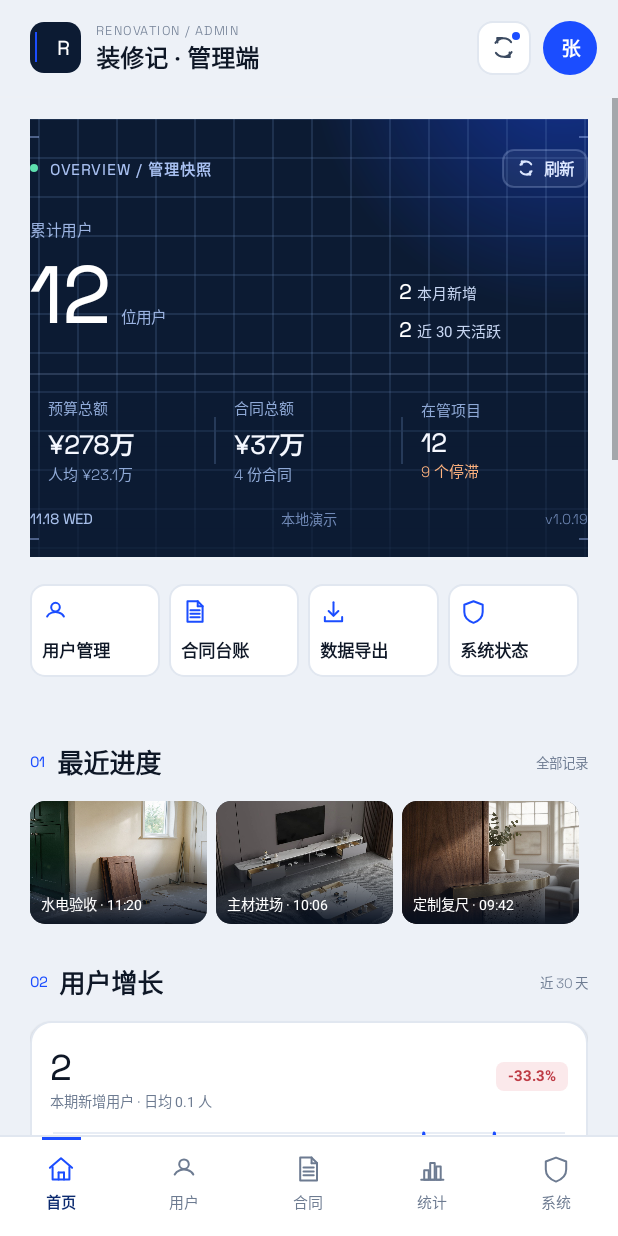
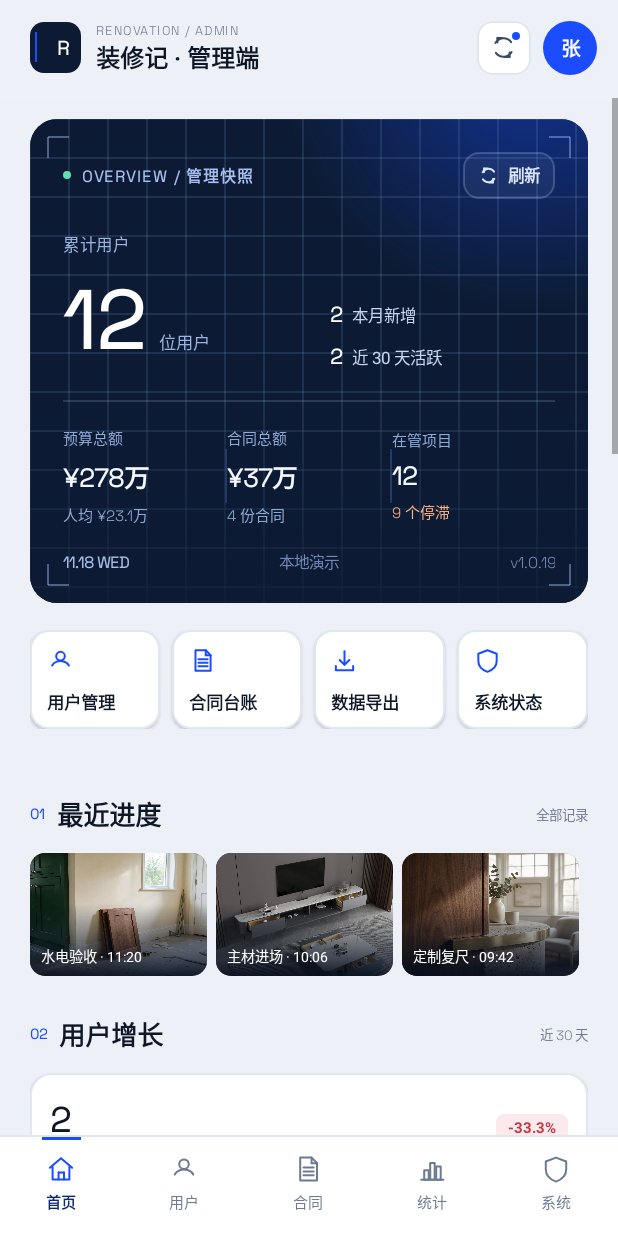
Before and after one commit to 468336329Zc/renovationMiniProgram, an Android app: the MainActivity screen opened directly, with no data from a screen before it, on a phone screen of 412 x 824 dp. Run offline under Robolectric (Android 15) with nearby library versions, the phone set to English and light mode, and no system bars; pictures from the network do not load.

Commit message:
feat: 重做管理端首页数据展示排版

```diff
--- a/android-admin/app/build.gradle
+++ b/android-admin/app/build.gradle
@@ -15,8 +15,8 @@ android {
         applicationId "com.renovation.admin"
         minSdk 24
         targetSdk 34
-        versionCode 22
-        versionName "1.0.22"
+        versionCode 23
+        versionName "1.0.23"
     }
 
     signingConfigs {
--- a/android-admin/app/src/main/java/com/renovation/admin/MainActivity.java
+++ b/android-admin/app/src/main/java/com/renovation/admin/MainActivity.java
@@ -251,6 +251,8 @@ public class MainActivity extends Activity {
         addQuick(quick, "contract", "合同台账", () -> selectTab(2));
         addQuick(quick, "download", "数据导出", () -> showExportDialog(false));
         addQuick(quick, "shield", "系统状态", () -> selectTab(4));
+        View lastQuick = quick.getChildAt(quick.getChildCount() - 1);
+        ((LinearLayout.LayoutParams) lastQuick.getLayoutParams()).rightMargin = dp(0);
         LinearLayout.LayoutParams quickLp = new LinearLayout.LayoutParams(ViewGroup.LayoutParams.MATCH_PARENT, ViewGroup.LayoutParams.WRAP_CONTENT);
         quickLp.bottomMargin = dp(18);
         quick.setLayoutParams(quickLp);
@@ -282,38 +284,43 @@ public class MainActivity extends Activity {
                            double contractTotal, int projects, int stalled) {
         FrameLayout hero = new FrameLayout(this);
         LinearLayout.LayoutParams lp = new LinearLayout.LayoutParams(ViewGroup.LayoutParams.MATCH_PARENT, ViewGroup.LayoutParams.WRAP_CONTENT);
-        lp.setMargins(-dp(20), 0, -dp(20), dp(18));
+        lp.setMargins(0, 0, 0, dp(18));
         hero.setLayoutParams(lp);
+        hero.setClipToOutline(true);
+        hero.setBackground(Ui.rounded(Ui.NAVY, dp(18), Color.TRANSPARENT, 0));
         hero.addView(new HeroBackdropView(this), new FrameLayout.LayoutParams(ViewGroup.LayoutParams.MATCH_PARENT, ViewGroup.LayoutParams.MATCH_PARENT));
 
         LinearLayout inner = Ui.column(this);
-        inner.setPadding(dp(20), dp(20), dp(20), dp(18));
+        inner.setPadding(dp(22), dp(22), dp(22), dp(20));
         hero.addView(inner, new FrameLayout.LayoutParams(ViewGroup.LayoutParams.MATCH_PARENT, ViewGroup.LayoutParams.WRAP_CONTENT));
 
         LinearLayout top = Ui.row(this);
         top.setGravity(Gravity.CENTER_VERTICAL);
+        LinearLayout.LayoutParams topLp = new LinearLayout.LayoutParams(ViewGroup.LayoutParams.MATCH_PARENT, ViewGroup.LayoutParams.WRAP_CONTENT);
+        topLp.rightMargin = dp(0);
+        top.setLayoutParams(topLp);
         LinearLayout live = Ui.row(this);
         live.setGravity(Gravity.CENTER_VERTICAL);
         View green = new View(this);
         green.setBackground(Ui.rounded(Color.parseColor("#5EE0B0"), dp(3), Color.TRANSPARENT, 0));
         live.addView(green, new LinearLayout.LayoutParams(dp(5), dp(5)));
-        TextView liveText = Ui.mono(this, "OVERVIEW / 管理快照", 10, true, Color.parseColor("#A9C1F2"));
-        liveText.setLetterSpacing(0.08f);
+        TextView liveText = Ui.mono(this, "OVERVIEW / 管理快照", 10.5f, true, Color.parseColor("#A9C1F2"));
+        liveText.setLetterSpacing(0.12f);
         LinearLayout.LayoutParams liveLp = new LinearLayout.LayoutParams(ViewGroup.LayoutParams.WRAP_CONTENT, ViewGroup.LayoutParams.WRAP_CONTENT);
-        liveLp.leftMargin = dp(8);
+        liveLp.leftMargin = dp(7);
         liveText.setLayoutParams(liveLp);
         live.addView(liveText);
         top.addView(live, new LinearLayout.LayoutParams(0, ViewGroup.LayoutParams.WRAP_CONTENT, 1));
 
         LinearLayout refresh = Ui.row(this);
         refresh.setGravity(Gravity.CENTER_VERTICAL);
-        refresh.setPadding(dp(9), dp(5), dp(9), dp(5));
-        refresh.setBackground(Ui.rounded(0x0DFFFFFF, dp(7), 0x3DBED3FF, dp(1)));
+        refresh.setPadding(dp(10), dp(7), dp(10), dp(7));
+        refresh.setBackground(Ui.rounded(0x0DFFFFFF, dp(10), Color.parseColor("#3DBED3FF"), dp(1)));
         GlyphView refreshIcon = new GlyphView(this, "sync", Color.parseColor("#DCE7FF"));
-        refresh.addView(refreshIcon, new LinearLayout.LayoutParams(dp(13), dp(13)));
-        TextView refreshText = Ui.text(this, "刷新", 10.5f, true, Color.parseColor("#DCE7FF"));
+        refresh.addView(refreshIcon, new LinearLayout.LayoutParams(dp(14), dp(14)));
+        TextView refreshText = Ui.text(this, "刷新", 11, true, Color.parseColor("#DCE7FF"));
         LinearLayout.LayoutParams refreshTextLp = new LinearLayout.LayoutParams(ViewGroup.LayoutParams.WRAP_CONTENT, ViewGroup.LayoutParams.WRAP_CONTENT);
-        refreshTextLp.leftMargin = dp(5);
+        refreshTextLp.leftMargin = dp(6);
         refreshText.setLayoutParams(refreshTextLp);
         refresh.addView(refreshText);
         refresh.setOnClickListener(v -> toast("已刷新：全量数据更新于 " + timeNow()));
@@ -323,24 +330,25 @@ public class MainActivity extends Activity {
         LinearLayout main = Ui.row(this);
         main.setGravity(Gravity.BOTTOM);
         LinearLayout.LayoutParams mainLp = new LinearLayout.LayoutParams(ViewGroup.LayoutParams.MATCH_PARENT, ViewGroup.LayoutParams.WRAP_CONTENT);
-        mainLp.topMargin = dp(20);
+        mainLp.topMargin = dp(22);
+        mainLp.rightMargin = dp(0);
         main.setLayoutParams(mainLp);
         LinearLayout numBox = Ui.column(this);
         numBox.setLayoutParams(new LinearLayout.LayoutParams(0, ViewGroup.LayoutParams.WRAP_CONTENT, 1));
-        TextView label = Ui.text(this, "累计用户", 10.5f, false, Ui.HERO_MUTED);
+        TextView label = Ui.text(this, "累计用户", 11, false, Ui.HERO_MUTED);
         label.setLetterSpacing(0.04f);
+        LinearLayout.LayoutParams labelLp = new LinearLayout.LayoutParams(ViewGroup.LayoutParams.WRAP_CONTENT, ViewGroup.LayoutParams.WRAP_CONTENT);
+        labelLp.bottomMargin = dp(8);
+        label.setLayoutParams(labelLp);
         numBox.addView(label);
         LinearLayout numLine = Ui.row(this);
         numLine.setGravity(Gravity.BOTTOM);
-        LinearLayout.LayoutParams numLineLp = new LinearLayout.LayoutParams(ViewGroup.LayoutParams.WRAP_CONTENT, ViewGroup.LayoutParams.WRAP_CONTENT);
-        numLineLp.topMargin = dp(3);
-        numLine.setLayoutParams(numLineLp);
-        TextView number = Ui.mono(this, formatInt(totalUsers), 52, true, Color.WHITE);
+        TextView number = Ui.mono(this, formatInt(totalUsers), 54, true, Color.WHITE);
         number.setIncludeFontPadding(false);
         number.setLineSpacing(0, 1f);
         numLine.addView(number);
-        TextView unit = Ui.text(this, "位用户", 10.5f, false, Ui.HERO_MUTED);
-        unit.setPadding(dp(8), 0, 0, dp(10));
+        TextView unit = Ui.text(this, "位用户", 11.5f, false, Ui.HERO_MUTED);
+        unit.setPadding(dp(9), 0, 0, dp(10));
         numLine.addView(unit);
         numBox.addView(numLine);
         main.addView(numBox);
@@ -348,10 +356,10 @@ public class MainActivity extends Activity {
         LinearLayout note = Ui.column(this);
         note.setGravity(Gravity.RIGHT);
         note.setPadding(0, 0, 0, dp(2));
-        note.setLayoutParams(new LinearLayout.LayoutParams(dp(126), ViewGroup.LayoutParams.WRAP_CONTENT));
+        note.setLayoutParams(new LinearLayout.LayoutParams(dp(150), ViewGroup.LayoutParams.WRAP_CONTENT));
         note.addView(heroNote(String.valueOf(newUsers), "本月新增"));
         LinearLayout.LayoutParams noteLp = new LinearLayout.LayoutParams(ViewGroup.LayoutParams.MATCH_PARENT, ViewGroup.LayoutParams.WRAP_CONTENT);
-        noteLp.topMargin = dp(8);
+        noteLp.topMargin = dp(10);
         View second = heroNote(String.valueOf(activeUsers), "近 30 天活跃");
         second.setLayoutParams(noteLp);
         note.addView(second);
@@ -367,30 +375,32 @@ public class MainActivity extends Activity {
 
         LinearLayout kpis = Ui.row(this);
         LinearLayout.LayoutParams kpisLp = new LinearLayout.LayoutParams(ViewGroup.LayoutParams.MATCH_PARENT, ViewGroup.LayoutParams.WRAP_CONTENT);
-        kpisLp.topMargin = dp(14);
+        kpisLp.topMargin = dp(16);
         kpis.setLayoutParams(kpisLp);
         kpis.addView(heroKpi("预算总额", compactMoney(budget), "人均 " + shortMoney(totalUsers == 0 ? 0 : budget / totalUsers), false));
         kpis.addView(heroDivide());
         kpis.addView(heroKpi("合同总额", compactMoney(contractTotal), db.contracts(null).size() + " 份合同", false));
         kpis.addView(heroDivide());
         kpis.addView(heroKpi("在管项目", String.valueOf(projects), stalled + " 个停滞", stalled > 0));
+        View lastKpi = kpis.getChildAt(kpis.getChildCount() - 1);
+        if (lastKpi instanceof LinearLayout) ((LinearLayout) lastKpi).setPadding(dp(0), dp(0), dp(0), dp(0));
         inner.addView(kpis);
 
         LinearLayout axis = Ui.row(this);
         LinearLayout.LayoutParams axisLp = new LinearLayout.LayoutParams(ViewGroup.LayoutParams.MATCH_PARENT, ViewGroup.LayoutParams.WRAP_CONTENT);
-        axisLp.topMargin = dp(15);
+        axisLp.topMargin = dp(16);
         axis.setLayoutParams(axisLp);
-        TextView date = Ui.mono(this, todayAxis(), 9.5f, true, Color.parseColor("#A7BFEA"));
+        TextView date = Ui.mono(this, todayAxis(), 10.5f, true, Color.parseColor("#A7BFEA"));
         date.setSingleLine(true);
         date.setGravity(Gravity.START);
         date.setLayoutParams(new LinearLayout.LayoutParams(0, ViewGroup.LayoutParams.WRAP_CONTENT, 1));
         axis.addView(date);
-        TextView source = Ui.mono(this, Session.demo ? "本地演示" : "服务端数据", 9.5f, false, Ui.HERO_DIM);
+        TextView source = Ui.mono(this, Session.demo ? "本地演示" : "服务端数据", 10.5f, false, Ui.HERO_DIM);
         source.setSingleLine(true);
         source.setGravity(Gravity.CENTER);
         source.setLayoutParams(new LinearLayout.LayoutParams(0, ViewGroup.LayoutParams.WRAP_CONTENT, 1));
         axis.addView(source);
-        TextView version = Ui.mono(this, "v" + appVersionName(), 9.5f, false, Ui.HERO_DIM);
+        TextView version = Ui.mono(this, "v" + appVersionName(), 10.5f, false, Ui.HERO_DIM);
         version.setSingleLine(true);
         version.setGravity(Gravity.END);
         version.setLayoutParams(new LinearLayout.LayoutParams(0, ViewGroup.LayoutParams.WRAP_CONTENT, 1));
@@ -402,13 +412,13 @@ public class MainActivity extends Activity {
     private View heroNote(String value, String label) {
         LinearLayout row = Ui.row(this);
         row.setGravity(Gravity.BOTTOM);
-        TextView number = Ui.mono(this, value, 13.5f, true, Color.WHITE);
+        TextView number = Ui.mono(this, value, 14, true, Color.WHITE);
         number.setIncludeFontPadding(false);
         row.addView(number);
-        TextView text = Ui.text(this, label, 10, false, Color.parseColor("#C7D6F2"));
+        TextView text = Ui.text(this, label, 11, false, Color.parseColor("#C7D6F2"));
         text.setSingleLine(true);
         LinearLayout.LayoutParams textLp = new LinearLayout.LayoutParams(ViewGroup.LayoutParams.WRAP_CONTENT, ViewGroup.LayoutParams.WRAP_CONTENT);
-        textLp.leftMargin = dp(4);
+        textLp.leftMargin = dp(6);
         text.setLayoutParams(textLp);
         row.addView(text);
         return row;
@@ -433,42 +443,49 @@ public class MainActivity extends Activity {
 
     private View heroDivide() {
         View line = new View(this);
-        line.setBackgroundColor(Color.parseColor("#263A59"));
-        line.setLayoutParams(new LinearLayout.LayoutParams(dp(1), dp(31)));
+        line.setBackgroundColor(Color.parseColor("#243B63"));
+        line.setLayoutParams(new LinearLayout.LayoutParams(dp(1), dp(36)));
         return line;
     }
 
     private View heroKpi(String label, String value, String sub, boolean warn) {
         LinearLayout box = Ui.column(this);
-        box.setPadding(dp(12), 0, dp(6), 0);
+        box.setPadding(dp(0), dp(0), dp(13), dp(0));
         box.setLayoutParams(new LinearLayout.LayoutParams(0, ViewGroup.LayoutParams.WRAP_CONTENT, 1));
-        box.addView(Ui.text(this, label, 10, false, Color.parseColor("#8FA9D6")));
+        TextView labelView = Ui.text(this, label, 10, false, Color.parseColor("#8FA9D6"));
+        labelView.setLineSpacing(dp(2), 1f);
+        LinearLayout.LayoutParams labelLp = new LinearLayout.LayoutParams(ViewGroup.LayoutParams.WRAP_CONTENT, ViewGroup.LayoutParams.WRAP_CONTENT);
+        labelLp.bottomMargin = dp(6);
+        labelView.setLayoutParams(labelLp);
+        box.addView(labelView);
         TextView number = Ui.mono(this, value, 17, true, Color.parseColor("#F5F8FF"));
         number.setIncludeFontPadding(false);
         number.setSingleLine(true);
-        LinearLayout.LayoutParams numLp = new LinearLayout.LayoutParams(ViewGroup.LayoutParams.MATCH_PARENT, ViewGroup.LayoutParams.WRAP_CONTENT);
-        numLp.topMargin = dp(4);
-        number.setLayoutParams(numLp);
         box.addView(number);
         TextView subText = Ui.mono(this, sub, 10, false, warn ? Color.parseColor("#FFB37F") : Color.parseColor("#8FA9D6"));
         subText.setSingleLine(true);
+        LinearLayout.LayoutParams subLp = new LinearLayout.LayoutParams(ViewGroup.LayoutParams.MATCH_PARENT, ViewGroup.LayoutParams.WRAP_CONTENT);
+        subLp.topMargin = dp(5);
+        subText.setLayoutParams(subLp);
         box.addView(subText);
         return box;
     }
 
     private void addQuick(LinearLayout row, String iconType, String label, Runnable action) {
         LinearLayout item = Ui.column(this);
-        item.setPadding(dp(8), dp(9), dp(6), dp(9));
-        item.setBackground(Ui.rounded(Color.WHITE, dp(9), Ui.LINE, dp(1)));
-        LinearLayout.LayoutParams itemLp = new LinearLayout.LayoutParams(0, dp(62), 1);
-        itemLp.rightMargin = dp(6);
+        item.setGravity(Gravity.START);
+        item.setPadding(dp(11), dp(11), dp(9), dp(11));
+        item.setBackground(Ui.rounded(Color.WHITE, dp(12), Ui.LINE, dp(1)));
+        item.setElevation(dp(1));
+        LinearLayout.LayoutParams itemLp = new LinearLayout.LayoutParams(0, dp(66), 1);
+        itemLp.rightMargin = dp(8);
         item.setLayoutParams(itemLp);
         GlyphView icon = new GlyphView(this, iconType, Ui.BLUE);
         icon.setLayoutParams(new LinearLayout.LayoutParams(dp(18), dp(18)));
         item.addView(icon);
         TextView text = Ui.text(this, label, 11.5f, true, Ui.INK);
         LinearLayout.LayoutParams textLp = new LinearLayout.LayoutParams(ViewGroup.LayoutParams.WRAP_CONTENT, ViewGroup.LayoutParams.WRAP_CONTENT);
-        textLp.topMargin = dp(8);
+        textLp.topMargin = dp(10);
         text.setLayoutParams(textLp);
         item.addView(text);
         item.setOnClickListener(v -> action.run());
```
Also changed, not shown: 6 other files.
